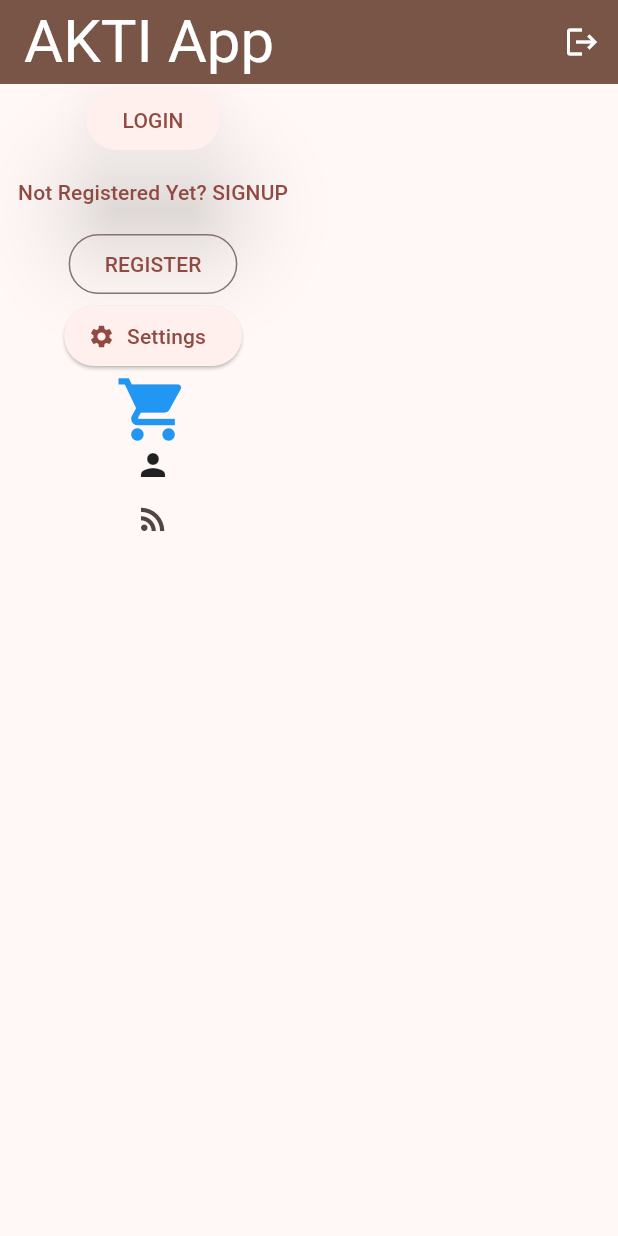
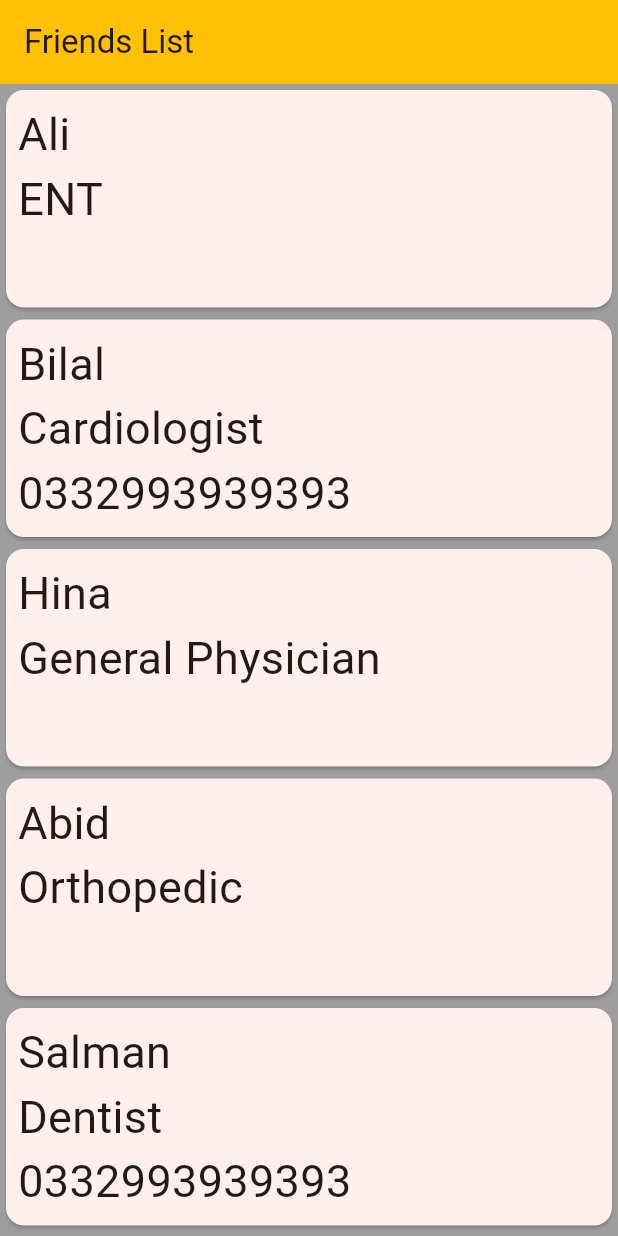
Before and after one commit to abidroid/akti_first_flutter_app, a Flutter app: the screen it shows after launch, on a phone screen of 412 x 824 dp. Run offline on Flutter 3.47's test engine with Material 3 defaults, Android fonts, the phone set to English and light mode, and no system bars.

Commit message:
listview

```diff
--- a/lib/main.dart
+++ b/lib/main.dart
@@ -1,4 +1,5 @@
 import 'package:akti_first_flutter_app/screens/first_screen.dart';
+import 'package:akti_first_flutter_app/screens/listview_demo_screen.dart';
 import 'package:flutter/material.dart';
 
 void main() {
@@ -18,7 +19,7 @@ class MyApp extends StatelessWidget {
         colorScheme: ColorScheme.fromSeed(seedColor: Colors.red),
         useMaterial3: true,
       ),
-      home: const FirstScreen(),
+      home: const ListviewDemoScreen(),
     );
   }
 }
--- /dev/null
+++ b/lib/models/doctor.dart
@@ -0,0 +1,11 @@
+class Doctor {
+  String name;
+  String spe;
+  String? mobile;
+
+  Doctor({
+    required this.name,
+    required this.spe,
+    this.mobile,
+  });
+}
--- /dev/null
+++ b/lib/screens/listview_demo_screen.dart
@@ -0,0 +1,78 @@
+
+import 'package:flutter/material.dart';
+
+import '../models/doctor.dart';
+
+class ListviewDemoScreen extends StatelessWidget {
+  const ListviewDemoScreen({super.key});
+
+  @override
+  Widget build(BuildContext context) {
+
+    // Hard coded
+    List<String> friendsList = [
+      'Ali',
+      'Bilal',
+      'Khan',
+      'Raza',
+      'Hina',
+      'Zia',
+      'Ali',
+      'Bilal',
+      'Khan',
+      'Raza',
+      'Hina',
+      'Zia',
+      'Ali',
+      'Bilal',
+      'Khan',
+      'Raza',
+      'Hina',
+      'Zia',
+    ];
+
+    List<Doctor> doctorsList = [
+      Doctor(name: 'Ali', spe: 'ENT'),
+      Doctor(name: 'Bilal', spe: 'Cardiologist', mobile: '0332993939393'),
+      Doctor(name: 'Hina', spe: 'General Physician'),
+      Doctor(name: 'Abid', spe: 'Orthopedic'),
+      Doctor(name: 'Salman', spe: 'Dentist', mobile: '0332993939393'),
+      Doctor(name: 'Gia', spe: 'Anesthesia'),
+    ];
+    return Scaffold(
+      backgroundColor: Colors.grey,
+      appBar: AppBar(
+        backgroundColor: Colors.amber,
+        title: Text('Friends List'),),
+
+      body: ListView.builder(
+          itemCount: doctorsList.length,
+
+          itemBuilder: (BuildContext context, int index){
+            return Card(
+
+                child: Padding(
+                  padding: const EdgeInsets.all(8.0),
+                  child: Column(
+                    crossAxisAlignment: CrossAxisAlignment.start,
+                    children: [
+                      Text(doctorsList[index].name, style: TextStyle(fontSize: 30),),
+                      Text(doctorsList[index].spe, style: TextStyle(fontSize: 30),),
+                      Text(doctorsList[index].mobile ?? '', style: TextStyle(fontSize: 30),),
+
+                    ],
+                  ),
+                ));
+          }),
+    );
+  }
+}
+
+/*
+Card(
+
+              child: Padding(
+                padding: const EdgeInsets.all(8.0),
+                child: Text(friendsList[0], style: TextStyle(fontSize: 30),),
+              )),
+ */
```
